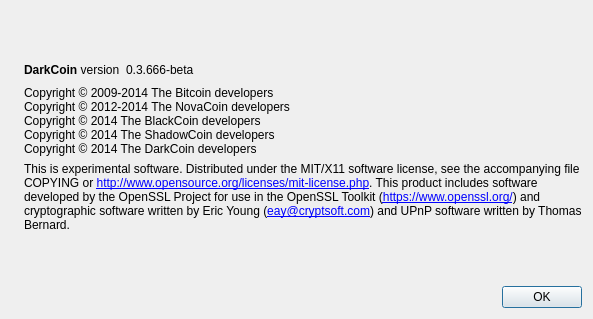
Qt form src/qt/forms/aboutdialog.ui (ElDiabloBlanco/DemonicCoin) before a commit.
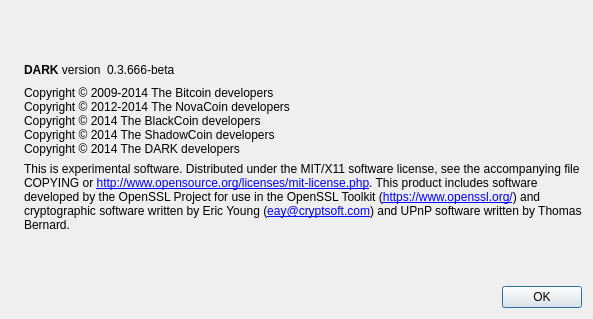
The same form after that commit. Icons and pictures are not drawn.

```diff
--- a/src/qt/forms/aboutdialog.ui
+++ b/src/qt/forms/aboutdialog.ui
@@ -50,7 +50,7 @@
           <cursorShape>IBeamCursor</cursorShape>
          </property>
          <property name="text">
-          <string>&lt;b&gt;DarkCoin&lt;/b&gt; version</string>
+          <string>&lt;b&gt;DARK&lt;/b&gt; version</string>
          </property>
          <property name="textInteractionFlags">
           <set>Qt::LinksAccessibleByMouse|Qt::TextSelectableByKeyboard|Qt::TextSelectableByMouse</set>
@@ -95,7 +95,7 @@
 Copyright © 2012-2014 The NovaCoin developers
 Copyright © 2014 The BlackCoin developers
 Copyright © 2014 The ShadowCoin developers
-Copyright © 2014 The DarkCoin developers</string>
+Copyright © 2014 The DARK developers</string>
        </property>
        <property name="textInteractionFlags">
         <set>Qt::LinksAccessibleByMouse|Qt::TextSelectableByKeyboard|Qt::TextSelectableByMouse</set>
```
Left out of the diff: 2 changed lines with no effect on the pictures.
